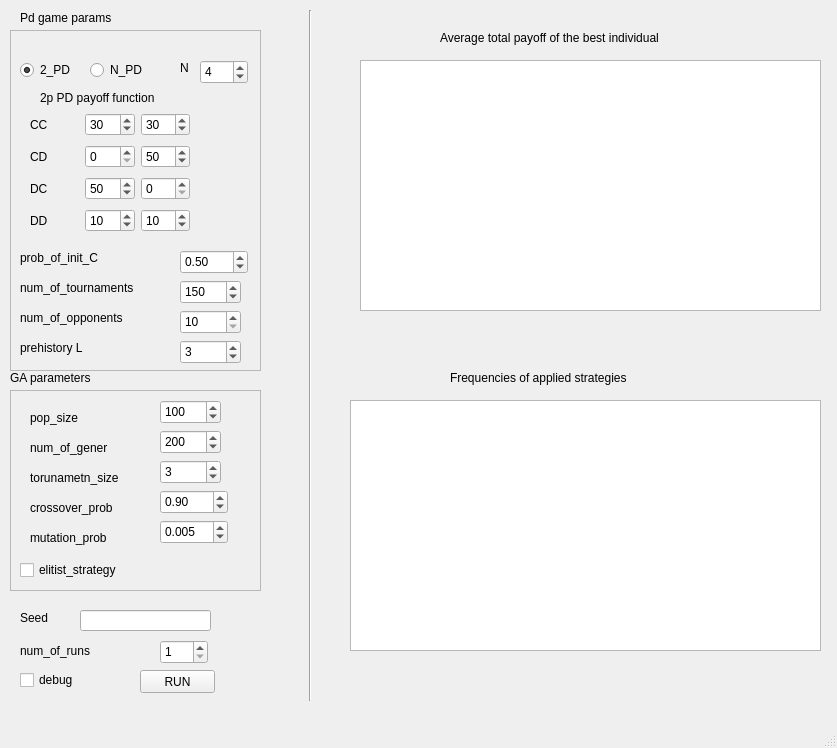
fishija/prisoners-dilemma, file ain_code/ui/main_window.ui: the form before one commit.
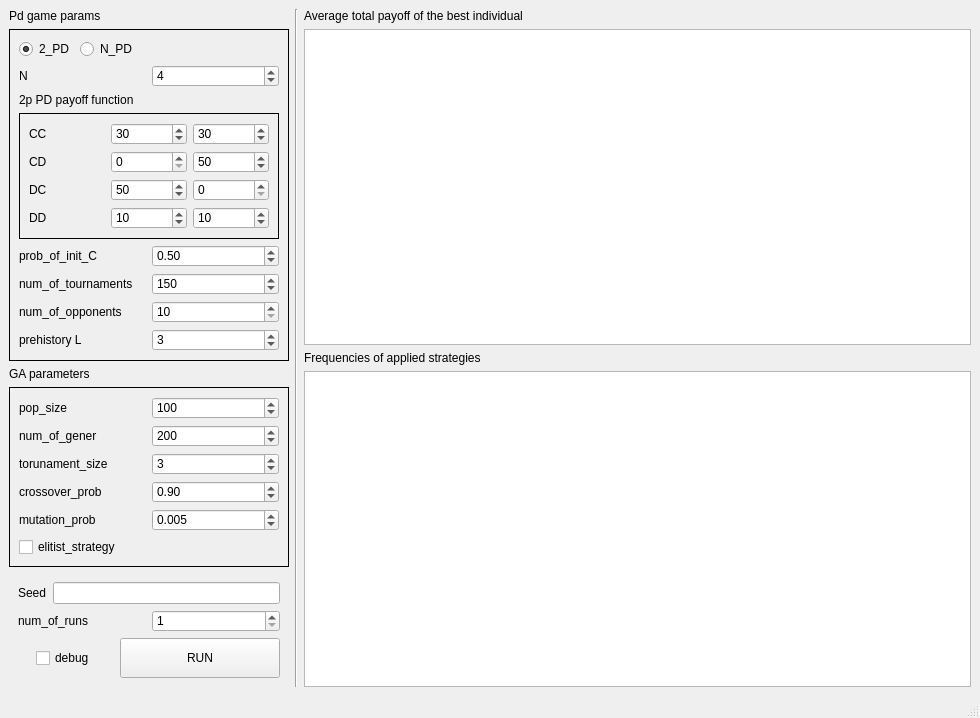
The form after the commit.

Commit message: style: ready gui window

Diff of the .ui file:
```diff
--- a/ain_code/ui/main_window.ui
+++ b/ain_code/ui/main_window.ui
@@ -6,48 +6,36 @@
    <rect>
     <x>0</x>
     <y>0</y>
-    <width>837</width>
-    <height>748</height>
+    <width>980</width>
+    <height>708</height>
    </rect>
   </property>
   <property name="windowTitle">
-   <string>PD</string>
+   <string>Prisoners dilemma</string>
+  </property>
+  <property name="styleSheet">
+   <string notr="true">#frame, #frame_2{
+	border: 1px solid black;
+}</string>
   </property>
   <widget class="QWidget" name="centralwidget">
-   <widget class="Line" name="line">
-    <property name="geometry">
-     <rect>
-      <x>300</x>
-      <y>10</y>
-      <width>21</width>
-      <height>691</height>
-     </rect>
-    </property>
-    <property name="orientation">
-     <enum>Qt::Vertical</enum>
-    </property>
-   </widget>
+   <layout class="QHBoxLayout" name="horizontalLayout_6">
+    <item>
+     <layout class="QVBoxLayout" name="verticalLayout_4">
+      <item>
    <widget class="QLabel" name="label">
-    <property name="geometry">
-     <rect>
-      <x>20</x>
-      <y>10</y>
-      <width>111</width>
-      <height>16</height>
-     </rect>
-    </property>
     <property name="text">
      <string>Pd game params</string>
     </property>
    </widget>
+      </item>
+      <item>
    <widget class="QFrame" name="frame">
-    <property name="geometry">
-     <rect>
-      <x>10</x>
-      <y>30</y>
-      <width>251</width>
-      <height>341</height>
-     </rect>
+        <property name="maximumSize">
+         <size>
+          <width>280</width>
+          <height>16777215</height>
+         </size>
     </property>
     <property name="frameShape">
      <enum>QFrame::StyledPanel</enum>
@@ -55,15 +43,11 @@
     <property name="frameShadow">
      <enum>QFrame::Raised</enum>
     </property>
+        <layout class="QVBoxLayout" name="verticalLayout">
+         <item>
+          <layout class="QHBoxLayout" name="horizontalLayout_2">
+           <item>
     <widget class="QRadioButton" name="two_pd_radioButton">
-     <property name="geometry">
-      <rect>
-       <x>10</x>
-       <y>30</y>
-       <width>61</width>
-       <height>20</height>
-      </rect>
-     </property>
      <property name="text">
       <string>2_PD</string>
      </property>
@@ -71,28 +55,93 @@
       <bool>true</bool>
      </property>
     </widget>
+           </item>
+           <item>
     <widget class="QRadioButton" name="n_pd_radioButton">
-     <property name="geometry">
-      <rect>
-       <x>80</x>
-       <y>30</y>
-       <width>61</width>
-       <height>20</height>
-      </rect>
-     </property>
      <property name="text">
       <string>N_PD</string>
      </property>
     </widget>
-    <widget class="QWidget" name="gridLayoutWidget">
-     <property name="geometry">
-      <rect>
-       <x>20</x>
-       <y>80</y>
-       <width>160</width>
-       <height>128</height>
-      </rect>
-     </property>
+           </item>
+           <item>
+            <spacer name="horizontalSpacer">
+             <property name="orientation">
+              <enum>Qt::Horizontal</enum>
+             </property>
+             <property name="sizeHint" stdset="0">
+              <size>
+               <width>40</width>
+               <height>20</height>
+              </size>
+             </property>
+            </spacer>
+           </item>
+          </layout>
+         </item>
+         <item>
+          <spacer name="verticalSpacer_2">
+           <property name="orientation">
+            <enum>Qt::Vertical</enum>
+           </property>
+           <property name="sizeHint" stdset="0">
+            <size>
+             <width>20</width>
+             <height>0</height>
+            </size>
+           </property>
+          </spacer>
+         </item>
+         <item>
+          <layout class="QHBoxLayout" name="horizontalLayout">
+           <item>
+            <widget class="QLabel" name="label_19">
+             <property name="text">
+              <string>N</string>
+             </property>
+            </widget>
+           </item>
+           <item>
+            <widget class="QSpinBox" name="n_spinBox">
+             <property name="value">
+              <number>4</number>
+             </property>
+            </widget>
+           </item>
+          </layout>
+         </item>
+         <item>
+          <spacer name="verticalSpacer_3">
+           <property name="orientation">
+            <enum>Qt::Vertical</enum>
+           </property>
+           <property name="sizeHint" stdset="0">
+            <size>
+             <width>20</width>
+             <height>0</height>
+            </size>
+           </property>
+          </spacer>
+         </item>
+         <item>
+          <widget class="QLabel" name="label_2">
+           <property name="text">
+            <string>2p PD payoff function</string>
+           </property>
+          </widget>
+         </item>
+         <item>
+          <widget class="QFrame" name="frame_3">
+           <property name="styleSheet">
+            <string notr="true">#frame_3{border: 1px solid black}</string>
+           </property>
+           <property name="frameShape">
+            <enum>QFrame::StyledPanel</enum>
+           </property>
+           <property name="frameShadow">
+            <enum>QFrame::Raised</enum>
+           </property>
+           <layout class="QVBoxLayout" name="verticalLayout_6">
+            <item>
      <layout class="QGridLayout" name="gridLayout">
       <item row="1" column="1">
        <widget class="QSpinBox" name="cd_uno"/>
@@ -171,55 +220,27 @@
        </widget>
       </item>
      </layout>
-    </widget>
-    <widget class="QLabel" name="label_2">
-     <property name="geometry">
-      <rect>
-       <x>30</x>
-       <y>60</y>
-       <width>141</width>
-       <height>16</height>
-      </rect>
-     </property>
-     <property name="text">
-      <string>2p PD payoff function</string>
-     </property>
-    </widget>
-    <widget class="QLabel" name="label_7">
-     <property name="geometry">
-      <rect>
-       <x>10</x>
-       <y>250</y>
-       <width>141</width>
-       <height>16</height>
-      </rect>
-     </property>
-     <property name="text">
-      <string>num_of_tournaments</string>
-     </property>
-    </widget>
-    <widget class="QLabel" name="label_8">
-     <property name="geometry">
-      <rect>
-       <x>10</x>
-       <y>280</y>
-       <width>141</width>
-       <height>16</height>
-      </rect>
-     </property>
-     <property name="text">
-      <string>num_of_opponents</string>
-     </property>
-    </widget>
+            </item>
+           </layout>
+          </widget>
+         </item>
+         <item>
+          <spacer name="verticalSpacer">
+           <property name="orientation">
+            <enum>Qt::Vertical</enum>
+           </property>
+           <property name="sizeHint" stdset="0">
+            <size>
+             <width>20</width>
+             <height>0</height>
+            </size>
+           </property>
+          </spacer>
+         </item>
+         <item>
+          <layout class="QGridLayout" name="gridLayout_2">
+           <item row="1" column="1">
     <widget class="QSpinBox" name="num_of_tournaments">
-     <property name="geometry">
-      <rect>
-       <x>170</x>
-       <y>250</y>
-       <width>61</width>
-       <height>24</height>
-      </rect>
-     </property>
      <property name="minimum">
       <number>1</number>
      </property>
@@ -230,15 +251,43 @@
       <number>150</number>
      </property>
     </widget>
+           </item>
+           <item row="0" column="0">
+            <widget class="QLabel" name="label_20">
+             <property name="text">
+              <string>prob_of_init_C</string>
+             </property>
+            </widget>
+           </item>
+           <item row="0" column="1">
+            <widget class="QDoubleSpinBox" name="prob_of_init_c">
+             <property name="decimals">
+              <number>2</number>
+             </property>
+             <property name="singleStep">
+              <double>0.010000000000000</double>
+             </property>
+             <property name="value">
+              <double>0.500000000000000</double>
+             </property>
+            </widget>
+           </item>
+           <item row="2" column="0">
+            <widget class="QLabel" name="label_8">
+             <property name="text">
+              <string>num_of_opponents</string>
+             </property>
+            </widget>
+           </item>
+           <item row="1" column="0">
+            <widget class="QLabel" name="label_7">
+             <property name="text">
+              <string>num_of_tournaments</string>
+             </property>
+            </widget>
+           </item>
+           <item row="2" column="1">
     <widget class="QSpinBox" name="num_of_opponents">
-     <property name="geometry">
-      <rect>
-       <x>170</x>
-       <y>280</y>
-       <width>61</width>
-       <height>24</height>
-      </rect>
-     </property>
      <property name="minimum">
       <number>10</number>
      </property>
@@ -249,28 +298,16 @@
       <number>10</number>
      </property>
     </widget>
+           </item>
+           <item row="3" column="0">
     <widget class="QLabel" name="label_9">
-     <property name="geometry">
-      <rect>
-       <x>10</x>
-       <y>310</y>
-       <width>101</width>
-       <height>16</height>
-      </rect>
-     </property>
      <property name="text">
       <string>prehistory L</string>
      </property>
     </widget>
+           </item>
+           <item row="3" column="1">
     <widget class="QSpinBox" name="prehistory_size">
-     <property name="geometry">
-      <rect>
-       <x>170</x>
-       <y>310</y>
-       <width>61</width>
-       <height>24</height>
-      </rect>
-     </property>
      <property name="minimum">
       <number>1</number>
      </property>
@@ -278,73 +315,39 @@
       <number>3</number>
      </property>
     </widget>
-    <widget class="QSpinBox" name="n_spinBox">
-     <property name="geometry">
-      <rect>
-       <x>190</x>
-       <y>30</y>
-       <width>48</width>
-       <height>24</height>
-      </rect>
-     </property>
-     <property name="value">
-      <number>4</number>
-     </property>
-    </widget>
-    <widget class="QLabel" name="label_19">
-     <property name="geometry">
-      <rect>
-       <x>170</x>
-       <y>30</y>
-       <width>21</width>
-       <height>16</height>
-      </rect>
-     </property>
-     <property name="text">
-      <string>N</string>
-     </property>
-    </widget>
-    <widget class="QLabel" name="label_20">
-     <property name="geometry">
-      <rect>
-       <x>10</x>
-       <y>220</y>
-       <width>101</width>
-       <height>16</height>
-      </rect>
-     </property>
+           </item>
+          </layout>
+         </item>
+        </layout>
+       </widget>
+      </item>
+      <item>
+       <spacer name="verticalSpacer_4">
+        <property name="orientation">
+         <enum>Qt::Vertical</enum>
+        </property>
+        <property name="sizeHint" stdset="0">
+         <size>
+          <width>20</width>
+          <height>40</height>
+         </size>
+        </property>
+       </spacer>
+      </item>
+      <item>
+       <widget class="QLabel" name="label_10">
      <property name="text">
-      <string>prob_of_init_C</string>
-     </property>
-    </widget>
-    <widget class="QDoubleSpinBox" name="prob_of_init_c">
-     <property name="geometry">
-      <rect>
-       <x>170</x>
-       <y>220</y>
-       <width>68</width>
-       <height>24</height>
-      </rect>
-     </property>
-     <property name="decimals">
-      <number>2</number>
-     </property>
-     <property name="singleStep">
-      <double>0.010000000000000</double>
-     </property>
-     <property name="value">
-      <double>0.500000000000000</double>
-     </property>
-    </widget>
-   </widget>
+         <string>GA parameters</string>
+        </property>
+       </widget>
+      </item>
+      <item>
    <widget class="QFrame" name="frame_2">
-    <property name="geometry">
-     <rect>
-      <x>10</x>
-      <y>390</y>
-      <width>251</width>
-      <height>201</height>
-     </rect>
+        <property name="maximumSize">
+         <size>
+          <width>280</width>
+          <height>16777215</height>
+         </size>
     </property>
     <property name="frameShape">
      <enum>QFrame::StyledPanel</enum>
@@ -352,54 +355,11 @@
     <property name="frameShadow">
      <enum>QFrame::Raised</enum>
     </property>
-    <widget class="QLabel" name="label_11">
-     <property name="geometry">
-      <rect>
-       <x>20</x>
-       <y>20</y>
-       <width>60</width>
-       <height>16</height>
-      </rect>
-     </property>
-     <property name="text">
-      <string>pop_size</string>
-     </property>
-    </widget>
-    <widget class="QLabel" name="label_12">
-     <property name="geometry">
-      <rect>
-       <x>20</x>
-       <y>80</y>
-       <width>111</width>
-       <height>16</height>
-      </rect>
-     </property>
-     <property name="text">
-      <string>torunametn_size</string>
-     </property>
-    </widget>
-    <widget class="QLabel" name="label_13">
-     <property name="geometry">
-      <rect>
-       <x>20</x>
-       <y>50</y>
-       <width>111</width>
-       <height>16</height>
-      </rect>
-     </property>
-     <property name="text">
-      <string>num_of_gener</string>
-     </property>
-    </widget>
+        <layout class="QVBoxLayout" name="verticalLayout_2">
+         <item>
+          <layout class="QGridLayout" name="gridLayout_3">
+           <item row="0" column="1">
     <widget class="QSpinBox" name="pop_size">
-     <property name="geometry">
-      <rect>
-       <x>150</x>
-       <y>10</y>
-       <width>61</width>
-       <height>24</height>
-      </rect>
-     </property>
      <property name="maximum">
       <number>500</number>
      </property>
@@ -407,15 +367,26 @@
       <number>100</number>
      </property>
     </widget>
+           </item>
+           <item row="4" column="1">
+            <widget class="QDoubleSpinBox" name="mutation_prob">
+             <property name="decimals">
+              <number>3</number>
+             </property>
+             <property name="value">
+              <double>0.005000000000000</double>
+             </property>
+            </widget>
+           </item>
+           <item row="0" column="0">
+            <widget class="QLabel" name="label_11">
+             <property name="text">
+              <string>pop_size</string>
+             </property>
+            </widget>
+           </item>
+           <item row="1" column="1">
     <widget class="QSpinBox" name="num_of_gener">
-     <property name="geometry">
-      <rect>
-       <x>150</x>
-       <y>40</y>
-       <width>61</width>
-       <height>24</height>
-      </rect>
-     </property>
      <property name="maximum">
       <number>1000</number>
      </property>
@@ -423,244 +394,237 @@
       <number>200</number>
      </property>
     </widget>
+           </item>
+           <item row="3" column="1">
+            <widget class="QDoubleSpinBox" name="crossover_prob">
+             <property name="decimals">
+              <number>2</number>
+             </property>
+             <property name="singleStep">
+              <double>0.010000000000000</double>
+             </property>
+             <property name="value">
+              <double>0.900000000000000</double>
+             </property>
+            </widget>
+           </item>
+           <item row="2" column="0">
+            <widget class="QLabel" name="label_12">
+             <property name="text">
+              <string>torunament_size</string>
+             </property>
+            </widget>
+           </item>
+           <item row="4" column="0">
+            <widget class="QLabel" name="label_14">
+             <property name="text">
+              <string>mutation_prob</string>
+             </property>
+            </widget>
+           </item>
+           <item row="1" column="0">
+            <widget class="QLabel" name="label_13">
+             <property name="text">
+              <string>num_of_gener</string>
+             </property>
+            </widget>
+           </item>
+           <item row="2" column="1">
     <widget class="QSpinBox" name="tournament_size">
-     <property name="geometry">
-      <rect>
-       <x>150</x>
-       <y>70</y>
-       <width>61</width>
-       <height>24</height>
-      </rect>
-     </property>
      <property name="value">
       <number>3</number>
      </property>
     </widget>
+           </item>
+           <item row="3" column="0">
     <widget class="QLabel" name="label_32">
-     <property name="geometry">
-      <rect>
-       <x>20</x>
-       <y>110</y>
-       <width>101</width>
-       <height>16</height>
-      </rect>
-     </property>
      <property name="text">
       <string>crossover_prob</string>
      </property>
     </widget>
-    <widget class="QDoubleSpinBox" name="crossover_prob">
-     <property name="geometry">
-      <rect>
-       <x>150</x>
-       <y>100</y>
-       <width>68</width>
-       <height>24</height>
-      </rect>
-     </property>
-     <property name="decimals">
-      <number>2</number>
-     </property>
-     <property name="singleStep">
-      <double>0.010000000000000</double>
-     </property>
-     <property name="value">
-      <double>0.900000000000000</double>
-     </property>
-    </widget>
+           </item>
+          </layout>
+         </item>
+         <item>
     <widget class="QCheckBox" name="elitist_strategy_checkBox">
-     <property name="geometry">
-      <rect>
-       <x>10</x>
-       <y>170</y>
-       <width>121</width>
-       <height>20</height>
-      </rect>
-     </property>
      <property name="text">
       <string>elitist_strategy</string>
      </property>
     </widget>
-    <widget class="QLabel" name="label_14">
-     <property name="geometry">
-      <rect>
-       <x>20</x>
-       <y>140</y>
-       <width>101</width>
-       <height>16</height>
-      </rect>
-     </property>
-     <property name="text">
-      <string>mutation_prob</string>
-     </property>
-    </widget>
-    <widget class="QDoubleSpinBox" name="mutation_prob">
-     <property name="geometry">
-      <rect>
-       <x>150</x>
-       <y>130</y>
-       <width>68</width>
-       <height>24</height>
-      </rect>
-     </property>
-     <property name="decimals">
-      <number>3</number>
-     </property>
-     <property name="value">
-      <double>0.005000000000000</double>
-     </property>
-    </widget>
-   </widget>
-   <widget class="QLabel" name="label_10">
-    <property name="geometry">
-     <rect>
-      <x>10</x>
-      <y>370</y>
-      <width>111</width>
-      <height>16</height>
-     </rect>
-    </property>
+         </item>
+        </layout>
+       </widget>
+      </item>
+      <item>
+       <spacer name="verticalSpacer_5">
+        <property name="orientation">
+         <enum>Qt::Vertical</enum>
+        </property>
+        <property name="sizeHint" stdset="0">
+         <size>
+          <width>20</width>
+          <height>40</height>
+         </size>
+        </property>
+       </spacer>
+      </item>
+      <item>
+       <widget class="QWidget" name="widget" native="true">
+        <property name="maximumSize">
+         <size>
+          <width>280</width>
+          <height>16777215</height>
+         </size>
+        </property>
+        <layout class="QVBoxLayout" name="verticalLayout_5">
+         <item>
+          <layout class="QHBoxLayout" name="horizontalLayout_4">
+           <item>
+            <widget class="QLabel" name="label_15">
+             <property name="text">
+              <string>Seed</string>
+             </property>
+            </widget>
+           </item>
+           <item>
+            <widget class="QLineEdit" name="seed_line">
+             <property name="maximumSize">
+              <size>
+               <width>16777215</width>
+               <height>16777215</height>
+              </size>
+             </property>
+             <property name="inputMask">
+              <string/>
+             </property>
     <property name="text">
-     <string>GA parameters</string>
-    </property>
-   </widget>
+              <string/>
+             </property>
+            </widget>
+           </item>
+          </layout>
+         </item>
+         <item>
+          <layout class="QHBoxLayout" name="horizontalLayout_3">
+           <item>
    <widget class="QLabel" name="label_16">
-    <property name="geometry">
-     <rect>
-      <x>20</x>
-      <y>640</y>
-      <width>101</width>
-      <height>21</height>
-     </rect>
-    </property>
     <property name="text">
      <string>num_of_runs</string>
     </property>
    </widget>
+           </item>
+           <item>
    <widget class="QSpinBox" name="num_of_runs">
-    <property name="geometry">
-     <rect>
-      <x>160</x>
-      <y>640</y>
-      <width>48</width>
-      <height>24</height>
-     </rect>
-    </property>
     <property name="minimum">
      <number>1</number>
     </property>
    </widget>
-   <widget class="QLabel" name="label_17">
-    <property name="geometry">
-     <rect>
-      <x>440</x>
-      <y>30</y>
-      <width>291</width>
-      <height>16</height>
-     </rect>
-    </property>
-    <property name="text">
-     <string>Average total payoff of the best individual</string>
-    </property>
-   </widget>
-   <widget class="QLabel" name="label_18">
-    <property name="geometry">
-     <rect>
-      <x>450</x>
-      <y>370</y>
-      <width>291</width>
-      <height>16</height>
-     </rect>
-    </property>
-    <property name="text">
-     <string>Frequencies of applied strategies</string>
-    </property>
-   </widget>
-   <widget class="QGraphicsView" name="graphicsView">
-    <property name="geometry">
-     <rect>
-      <x>360</x>
-      <y>60</y>
-      <width>461</width>
-      <height>251</height>
-     </rect>
-    </property>
-   </widget>
-   <widget class="QGraphicsView" name="graphicsView_2">
-    <property name="geometry">
-     <rect>
-      <x>350</x>
-      <y>400</y>
-      <width>471</width>
-      <height>251</height>
-     </rect>
-    </property>
-   </widget>
+           </item>
+          </layout>
+         </item>
+         <item>
+          <spacer name="verticalSpacer_7">
+           <property name="orientation">
+            <enum>Qt::Vertical</enum>
+           </property>
+           <property name="sizeHint" stdset="0">
+            <size>
+             <width>20</width>
+             <height>40</height>
+            </size>
+           </property>
+          </spacer>
+         </item>
+         <item>
+          <layout class="QHBoxLayout" name="horizontalLayout_5">
+           <item alignment="Qt::AlignHCenter">
    <widget class="QCheckBox" name="debug_checkBox">
-    <property name="geometry">
-     <rect>
-      <x>20</x>
-      <y>670</y>
-      <width>87</width>
-      <height>20</height>
-     </rect>
-    </property>
     <property name="text">
      <string>debug</string>
     </property>
    </widget>
+           </item>
+           <item>
    <widget class="QPushButton" name="run_button">
-    <property name="geometry">
-     <rect>
-      <x>140</x>
-      <y>670</y>
-      <width>75</width>
-      <height>23</height>
-     </rect>
+             <property name="minimumSize">
+              <size>
+               <width>160</width>
+               <height>40</height>
+              </size>
+             </property>
+             <property name="maximumSize">
+              <size>
+               <width>160</width>
+               <height>16777215</height>
+              </size>
     </property>
     <property name="text">
      <string>RUN</string>
     </property>
    </widget>
-   <widget class="QLabel" name="label_15">
-    <property name="geometry">
-     <rect>
-      <x>20</x>
-      <y>610</y>
-      <width>60</width>
-      <height>16</height>
-     </rect>
-    </property>
-    <property name="text">
-     <string>Seed</string>
-    </property>
-   </widget>
-   <widget class="QLineEdit" name="seed">
-    <property name="geometry">
-     <rect>
-      <x>80</x>
-      <y>610</y>
-      <width>131</width>
-      <height>21</height>
-     </rect>
-    </property>
-    <property name="inputMask">
-     <string/>
-    </property>
+           </item>
+          </layout>
+         </item>
+        </layout>
+       </widget>
+      </item>
+      <item>
+       <spacer name="verticalSpacer_6">
+        <property name="orientation">
+         <enum>Qt::Vertical</enum>
+        </property>
+        <property name="sizeHint" stdset="0">
+         <size>
+          <width>20</width>
+          <height>40</height>
+         </size>
+        </property>
+       </spacer>
+      </item>
+     </layout>
+    </item>
+    <item>
+     <widget class="Line" name="line">
+      <property name="styleSheet">
+       <string notr="true"/>
+      </property>
+      <property name="orientation">
+       <enum>Qt::Vertical</enum>
+      </property>
+     </widget>
+    </item>
+    <item>
+     <layout class="QVBoxLayout" name="verticalLayout_3">
+      <item>
+       <widget class="QLabel" name="label_17">
     <property name="text">
-     <string/>
-    </property>
-   </widget>
-  </widget>
-  <widget class="QMenuBar" name="menubar">
-   <property name="geometry">
-    <rect>
-     <x>0</x>
-     <y>0</y>
-     <width>837</width>
-     <height>21</height>
-    </rect>
-   </property>
+         <string>Average total payoff of the best individual</string>
+        </property>
+       </widget>
+      </item>
+      <item>
+       <widget class="QGraphicsView" name="graphicsView">
+        <property name="sizePolicy">
+         <sizepolicy hsizetype="Expanding" vsizetype="Expanding">
+          <horstretch>0</horstretch>
+          <verstretch>0</verstretch>
+         </sizepolicy>
+        </property>
+       </widget>
+      </item>
+      <item>
+       <widget class="QLabel" name="label_18">
+        <property name="text">
+         <string>Frequencies of applied strategies</string>
+        </property>
+       </widget>
+      </item>
+      <item>
+       <widget class="QGraphicsView" name="graphicsView_2"/>
+      </item>
+     </layout>
+    </item>
+   </layout>
   </widget>
   <widget class="QStatusBar" name="statusbar"/>
  </widget>
```
Lines whose indentation alone changed are shown as unchanged. The commit also changes 1 other file.
